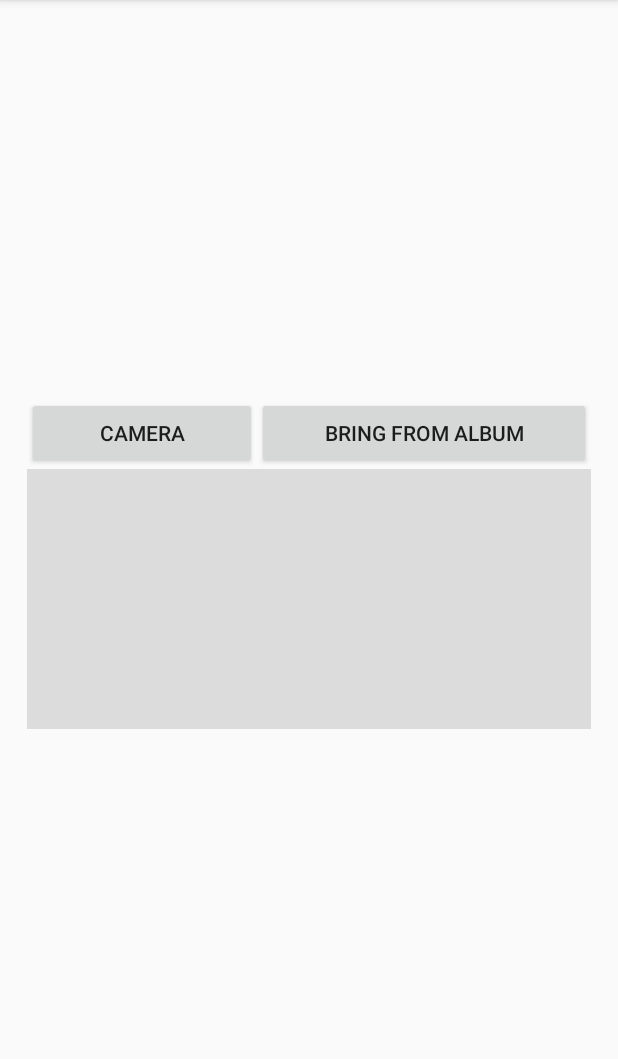
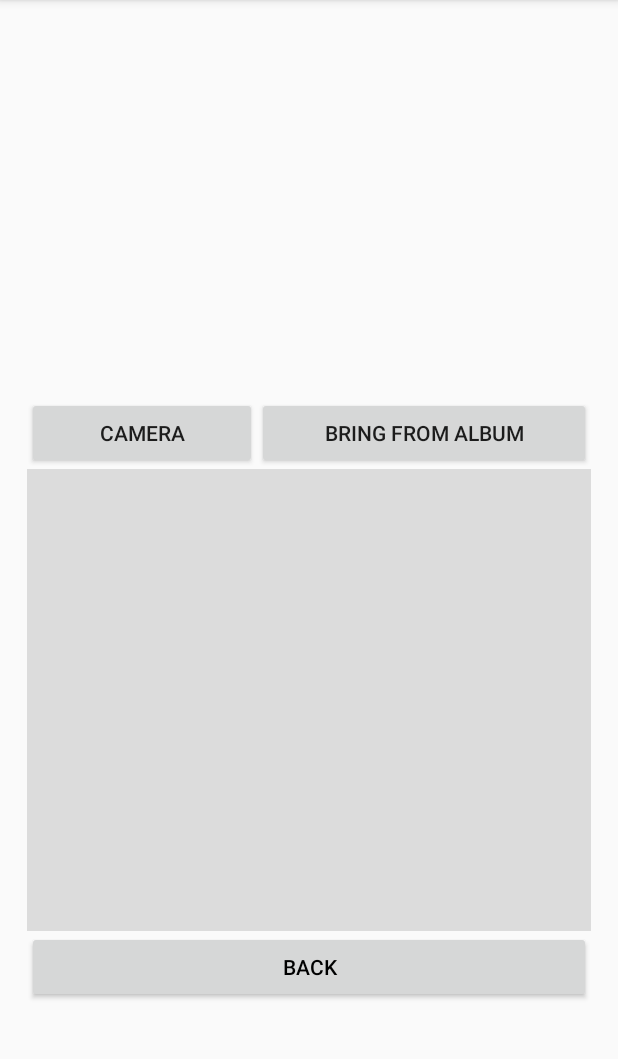
Before and after one commit to JermXT/EmergencyApp, an Android app: the Photo screen opened directly, with no data from a screen before it, on a phone screen of 412 x 824 dp, the part 84-1143 px from its top. Run offline under Robolectric (Android 15) with nearby library versions, the phone set to English and light mode, and no system bars.

Commit message:
Final Login and Final photo

```diff
--- a/app/src/main/java/avgdc/emergencyapp/Login.java
+++ b/app/src/main/java/avgdc/emergencyapp/Login.java
@@ -27,7 +27,7 @@ public class Login extends AppCompatActivity {
             if(numbd.length() == 10){
                 PhoneNumber =numbd.getText().toString();
                 loginState = true;
-                Intent intent = new Intent(this, Photo.class);
+                Intent intent = new Intent(this, PinMapsActivity.class);
                 startActivity(intent);
             }else{
                 AlertDialog.Builder builder = new AlertDialog.Builder(this);
--- a/app/src/main/res/layout/activity_photo.xml
+++ b/app/src/main/res/layout/activity_photo.xml
@@ -40,14 +40,23 @@
                 android:layout_width="wrap_content"
                 android:layout_height="wrap_content"
                 android:layout_weight="1"
+                android:onClick="Sorry"
                 android:text="@string/bring_from_album" />
         </LinearLayout>
 
         <ImageView
             android:id="@+id/photo"
             android:layout_width="match_parent"
-            android:layout_height="173dp"
+            android:layout_height="308dp"
             app:srcCompat="@color/common_google_signin_btn_text_dark_disabled" />
+
+        <Button
+            android:id="@+id/button4"
+            android:layout_width="match_parent"
+            android:layout_height="wrap_content"
+            android:onClick="onBack"
+            android:text="Back"
+            android:textColor="#000000" />
 
     </LinearLayout>
 </android.support.constraint.ConstraintLayout>
```
Also changed, not shown: app/src/main/java/avgdc/emergencyapp/Photo.java (+10 -0 lines).
